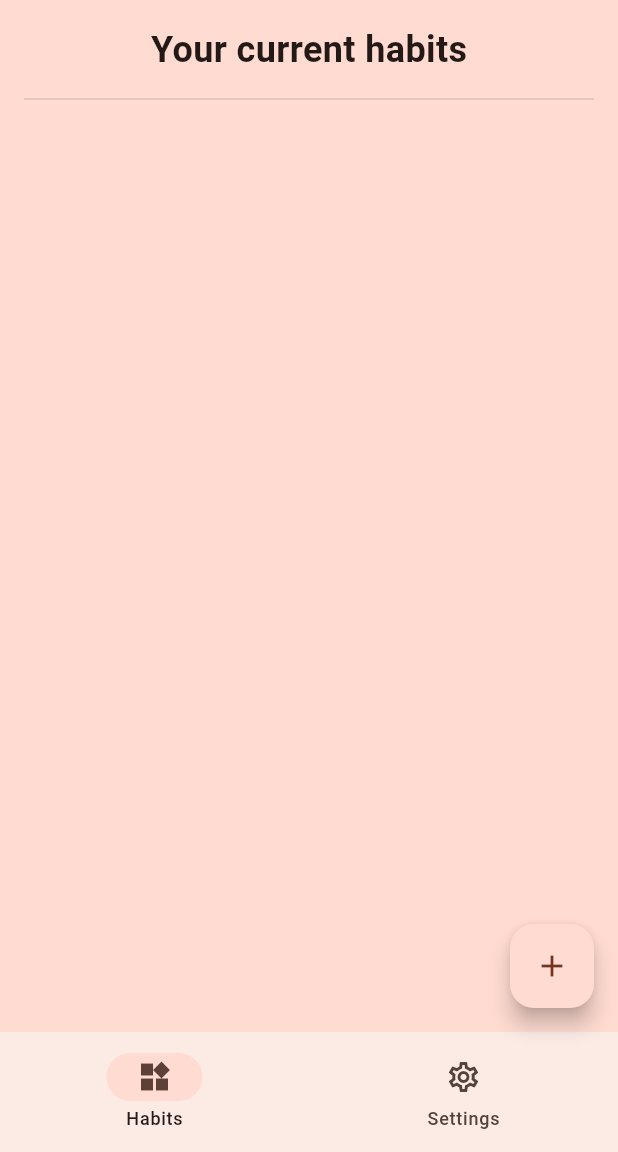
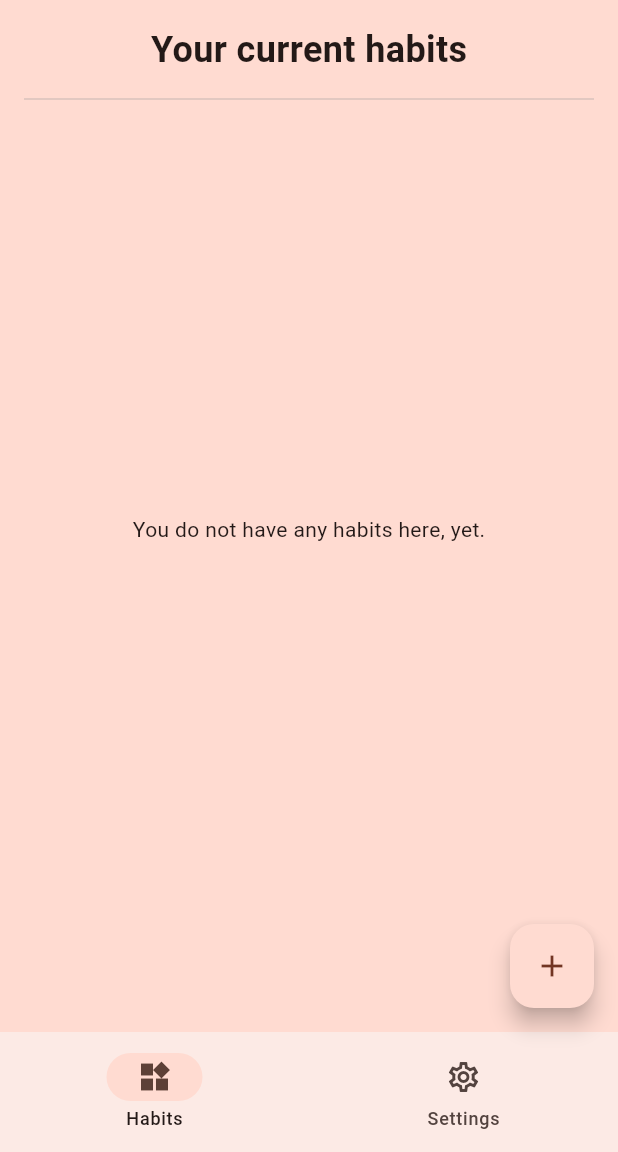
Before and after one commit to chrsrns/habit-tracker-flutter, a Flutter app: the screen it shows after launch, on a phone screen of 412 x 824 dp, the part 84-1236 px from its top. Run offline on Flutter 3.47's test engine with Material 3 defaults, Android fonts, the phone set to English and light mode, and no system bars; missing offline and left inert: cron, flex_list, sqlite3; statements that could not run were skipped.

Commit message:
Changes in `habit_list_page.dart`
Refactor type `_habitData` to `sqlite.ResultSet`.
Add a message when the _habitData is empty.

```diff
--- a/lib/habit_list_page.dart
+++ b/lib/habit_list_page.dart
@@ -20,8 +20,7 @@ class HabitListPage extends StatefulWidget {
 
 class _HabitListPageState extends State<HabitListPage> {
   // TODO This no longer needs to be a Future. Should be replaced.
-  Future<sqlite.ResultSet?> _habitData =
-      Future.value(sqlite.ResultSet([], [], []));
+  sqlite.ResultSet? _habitData;
 
   Habit? ongoingHabit;
   Cron cron = Cron();
@@ -33,7 +32,7 @@ class _HabitListPageState extends State<HabitListPage> {
   void initState() {
     super.initState();
     _habitsSortedSubscription = DatabaseHelper.habitsSorted.listen((event) {
-      _habitData = Future.value(event);
+      _habitData = event;
     });
 
     _ongoingHabitSubscription = DatabaseHelper.ongoingHabit.listen((event) {
@@ -72,31 +71,19 @@ class _HabitListPageState extends State<HabitListPage> {
             ),
           ),
           Divider(),
-          FutureBuilder<sqlite.ResultSet?>(
-            future: _habitData,
-            builder: (BuildContext context,
-                AsyncSnapshot<sqlite.ResultSet?> snapshot) {
+          () {
             Widget childWidget;
-              print("snapshot.hasData: ${snapshot.hasData}");
-              if (snapshot.hasData) {
+            if (_habitData != null) {
+              final habitData = _habitData!;
+              if (habitData.length <= 0)
+                childWidget = Center(
+                    child: Padding(
+                  padding: const EdgeInsets.only(bottom: 40.0),
+                  child: Text("You do not have any habits here, yet."),
+                ));
+              else
                 childWidget =
-                    ListView(children: renderListData(snapshot, deleteHabit));
-              } else if (snapshot.hasError) {
-                childWidget = Center(
-                    child: Column(
-                  mainAxisAlignment: MainAxisAlignment.center,
-                  children: <Widget>[
-                    const Icon(
-                      Icons.error_outline,
-                      color: Colors.red,
-                      size: 60,
-                    ),
-                    Padding(
-                      padding: const EdgeInsets.only(top: 16),
-                      child: Text('Error: ${snapshot.error}'),
-                    ),
-                  ],
-                ));
+                    ListView(children: renderListData(habitData, deleteHabit));
             } else {
               childWidget = Center(
                   child: Column(
@@ -115,37 +102,32 @@ class _HabitListPageState extends State<HabitListPage> {
               ));
             }
             return Expanded(child: childWidget);
-            },
-          ),
+          }(),
         ],
       ),
     );
   }
 
-  List<Widget> renderListData(AsyncSnapshot<sqlite.ResultSet?> snapshot,
-      void deleteHabit(String habit)) {
-    var data = snapshot.data;
+  List<Widget> renderListData(
+      sqlite.ResultSet snapshot, void deleteHabit(String habit)) {
+    var data = snapshot;
     var habits = HashSet<String>();
     var result = <Widget>[];
-    if (data != null) {
     for (var habitRow in data) {
       var habitName = habitRow['${TableHabitRecurrance.habit_fr}'] as String;
       var weekday = habitRow['${TableHabitRecurrance.weekday_id_fr}'] as int;
-        var startHour =
-            habitRow['${TableHabitRecurrance.start_hour_fr}'] as int;
+      var startHour = habitRow['${TableHabitRecurrance.start_hour_fr}'] as int;
       var startMinute =
           habitRow['${TableHabitRecurrance.start_minute_fr}'] as int;
       var endHour = habitRow['${TableHabitRecurrance.end_hour_fr}'] as int;
-        var endMinute =
-            habitRow['${TableHabitRecurrance.end_minute_fr}'] as int;
+      var endMinute = habitRow['${TableHabitRecurrance.end_minute_fr}'] as int;
       if (habits.contains(habitName)) continue;
 
       habits.add(habitName);
       final buttonStyle = ButtonStyle(
           backgroundColor: WidgetStateProperty.all(Colors.white),
           shape: WidgetStateProperty.all<RoundedRectangleBorder>(
-                RoundedRectangleBorder(
-                    borderRadius: BorderRadius.circular(4))));
+              RoundedRectangleBorder(borderRadius: BorderRadius.circular(4))));
       final trailingButtonRow = material.Row(
         mainAxisSize: MainAxisSize.min,
         children: [
@@ -252,7 +234,6 @@ class _HabitListPageState extends State<HabitListPage> {
         ),
       ));
     }
-    }
     result.add(SizedBox(
       height: 56 + 16,
     ));
```
Lines whose indentation alone changed are shown as unchanged.
